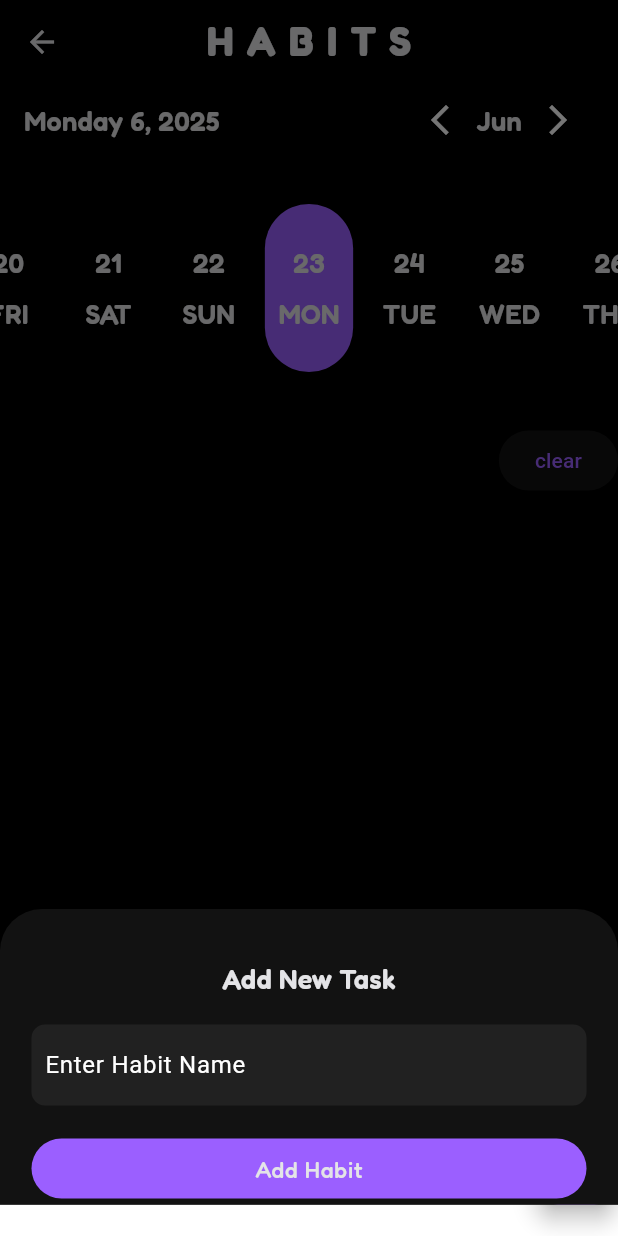
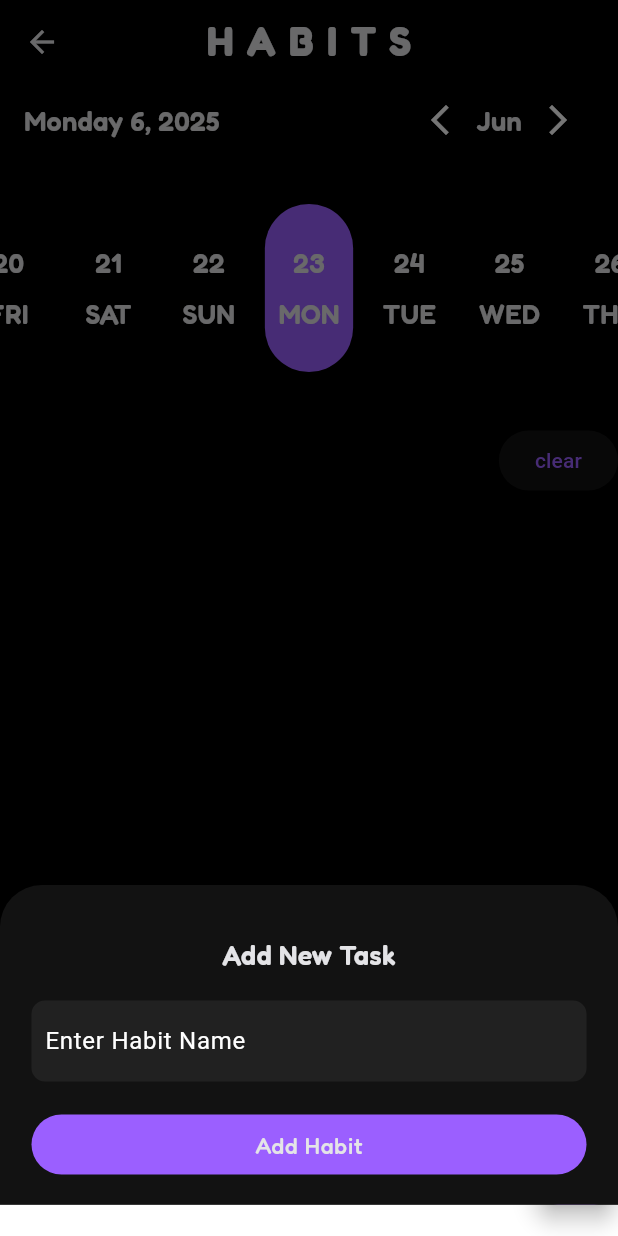
Before and after one commit to sujalpoudel78/luna, a Flutter app: the HabitPage screen opened directly, after a tap on the "add" icon, on a phone screen of 412 x 824 dp. Run offline on Flutter 3.47's test engine with Material 3 defaults, Android fonts, the phone set to English and light mode, and no system bars; drawn by our look-alikes of easy_date_timeline; our stand-ins replace flutter_slidable, flutter_svg, hive, hive_flutter; accounts and stored records are empty.

Commit message:
bug fix habit ui

```diff
--- a/lib/pages/habit_add.dart
+++ b/lib/pages/habit_add.dart
@@ -20,8 +20,14 @@ class HabitAdd extends StatelessWidget {
       }
     }
 
-    return Container(
-      padding: const EdgeInsets.fromLTRB(21, 33, 21, 0),
+    return Padding(
+      // padding: const EdgeInsets.fromLTRB(21, 33, 21, 0),
+      padding: EdgeInsets.fromLTRB(
+        21,
+        33,
+        21,
+        MediaQuery.of(context).viewInsets.bottom + 16,
+      ),
       child: ListView(
         shrinkWrap: true,
         children: [
--- a/lib/pages/habit_page.dart
+++ b/lib/pages/habit_page.dart
@@ -28,7 +28,7 @@ final commonDayStyle = DayStyle(
 
 class _HabitPageState extends State<HabitPage> {
   void createNewHabit(BuildContext context) {
-    showModalBottomSheet(context: context, builder: (_) => const HabitAdd());
+    showModalBottomSheet(context: context,isScrollControlled: true, builder: (_) => const HabitAdd());
   }
 
   @override
--- a/lib/pages/notes_page.dart
+++ b/lib/pages/notes_page.dart
@@ -79,7 +79,9 @@ class _NotesPageState extends State<NotesPage> {
               },
             ),
           ),
-          Container(
+          Padding(
+            padding: const EdgeInsets.all(8.0),
+            child: Container(
               padding: EdgeInsets.symmetric(horizontal: 15, vertical: 9),
               decoration: BoxDecoration(
                 border: Border.all(color: AppTheme.borderColor),
@@ -111,6 +113,7 @@ class _NotesPageState extends State<NotesPage> {
                 ],
               ),
             ),
+          ),
         ],
       ),
     );
```
Lines whose indentation alone changed are shown as unchanged.
